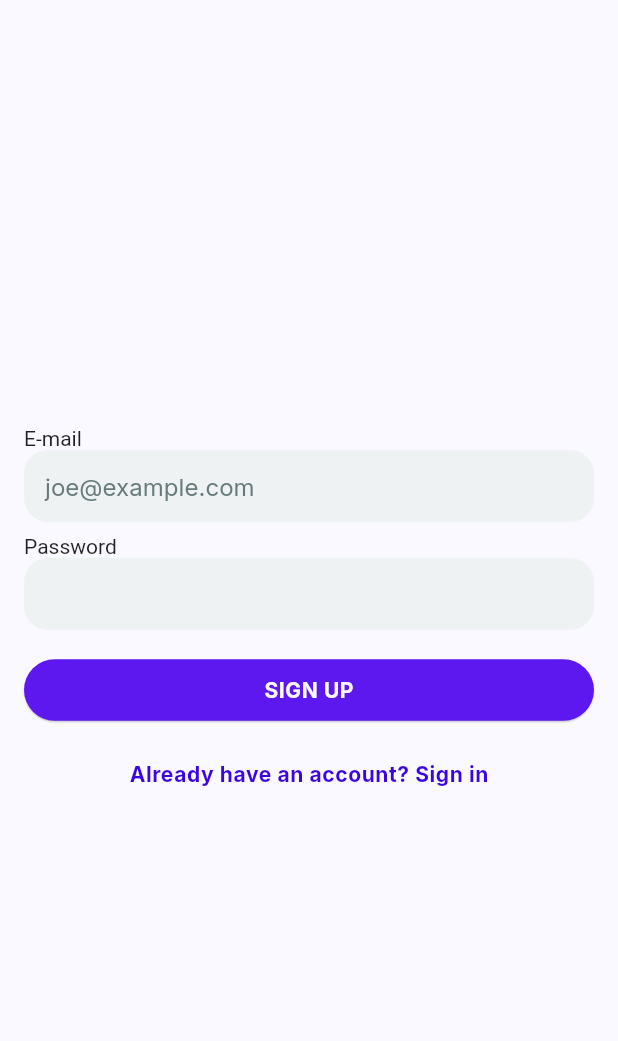
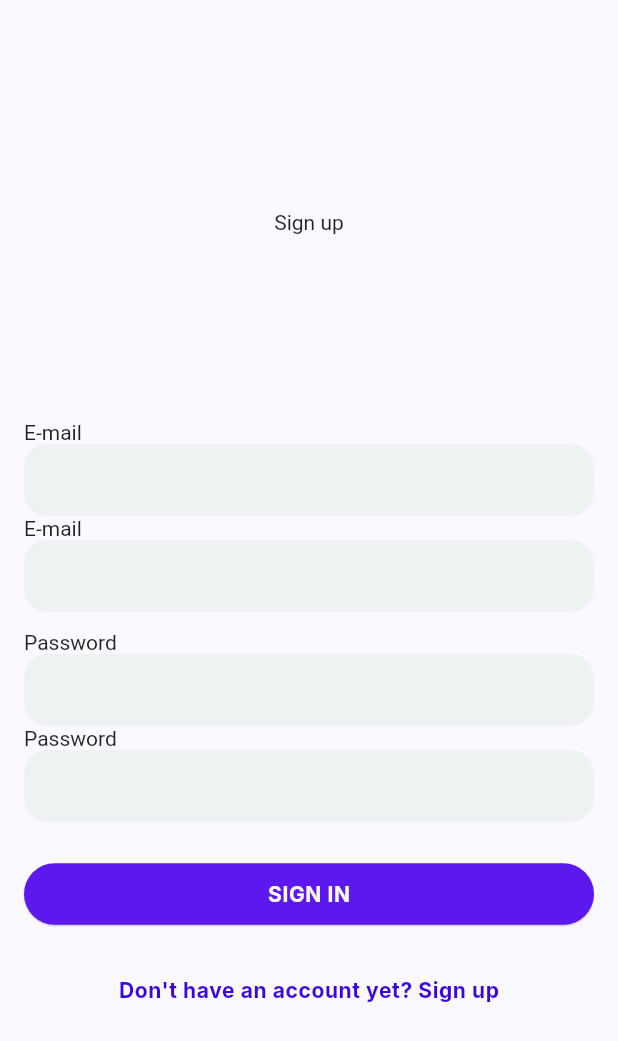
Before and after one commit to SofieTorch/flashcards_colab, a Flutter app: the _SignUpView screen opened directly, on a phone screen of 412 x 824 dp. Shown: the top 1041 px of the screen. Run offline on Flutter 3.47's test engine with Material 2 defaults, Android fonts, the phone set to English and light mode, and no system bars; our stand-ins replace appwrite, bloc, connectivity_plus, equatable, flutter_bloc, flutter_svg and 3 more; accounts and stored records are empty; generated files the repository leaves out were written again; network calls fail.

Commit message:
make sign up work!

```diff
--- a/lib/exceptions/sign_up_failure.dart
+++ b/lib/exceptions/sign_up_failure.dart
@@ -1,8 +1,26 @@
 class SignUpFailure implements Exception {
   const SignUpFailure() : _message = 'An unknown exception occurred.';
+
+  /// Create an authentication error message
+  /// from an http response code.
+  factory SignUpFailure.fromType(String type) {
+    switch (type) {
+      case 'user_already_exists':
+        return AccountAlreadyExistsFailure();
+      default:
+        return const SignUpFailure();
+    }
+  }
 
   final String _message;
 
   /// The associated error message.
   String get message => _message;
 }
+
+/// Thrown when the user trying to authenticate
+/// entered an incorrect password or email.
+class AccountAlreadyExistsFailure extends SignUpFailure {
+  @override
+  String get message => 'Account already exists.';
+}
--- a/lib/sign_in/pages/sign_in_page.dart
+++ b/lib/sign_in/pages/sign_in_page.dart
@@ -1,4 +1,3 @@
-import 'package:flashcards_colab/app/app.dart';
 import 'package:flashcards_colab/data/repositories/authentication_repository.dart';
 import 'package:flashcards_colab/sign_in/sign_in.dart';
 import 'package:flutter/material.dart';
--- a/lib/sign_up/models/name.dart
+++ b/lib/sign_up/models/name.dart
@@ -10,7 +10,7 @@ class Name extends FormzInput<String, NameValidationError> {
   NameValidationError? validator(String? value) {
     NameValidationError? error;
 
-    value?.isNotEmpty == true
+    value?.trim().isNotEmpty == true
         ? error = error
         : error = NameValidationError.empty;
 
--- a/lib/sign_up/pages/sign_up_page.dart
+++ b/lib/sign_up/pages/sign_up_page.dart
@@ -1,4 +1,7 @@
+import 'package:flashcards_colab/data/repositories/authentication_repository.dart';
+import 'package:flashcards_colab/sign_up/sign_up.dart';
 import 'package:flutter/material.dart';
+import 'package:flutter_bloc/flutter_bloc.dart';
 
 class SignUpPage extends StatelessWidget {
   const SignUpPage({Key? key}) : super(key: key);
@@ -15,44 +18,31 @@ class _SignUpView extends StatelessWidget {
   @override
   Widget build(BuildContext context) {
     return Scaffold(
-      body: Padding(
+      body: CustomScrollView(
+        slivers: [
+          SliverFillRemaining(
+            hasScrollBody: false,
+            child: Padding(
               padding: const EdgeInsets.all(16),
-        child: Center(
-          child: Form(
               child: Column(
-              crossAxisAlignment: CrossAxisAlignment.start,
-              mainAxisSize: MainAxisSize.min,
+                mainAxisAlignment: MainAxisAlignment.spaceEvenly,
                 children: [
-                const Text('E-mail'),
-                TextFormField(
-                  decoration: const InputDecoration(
-                    hintText: 'joe@example.com',
+                  const Text('Sign up'),
+                  BlocProvider<SignUpBloc>(
+                    create: (context) {
+                      return SignUpBloc(
+                        authenticationRepository:
+                            context.read<AuthenticationRepository>(),
+                      );
+                    },
+                    child: const SignUpForm(),
                   ),
+                ],
               ),
-                const SizedBox(height: 8),
-                const Text('Password'),
-                TextFormField(),
-                const SizedBox(height: 16),
-                SizedBox(
-                  width: double.infinity,
-                  child: ElevatedButton(
-                    onPressed: () {},
-                    child: const Text('SIGN UP'),
-                  ),
-                ),
-                const SizedBox(height: 8),
-                SizedBox(
-                  width: double.infinity,
-                  child: TextButton(
-                    onPressed: () => Navigator.pop(context),
-                    child: const Text('Already have an account? Sign in'),
             ),
           )
         ],
       ),
-          ),
-        ),
-      ),
     );
   }
 }
--- a/lib/sign_up/sign_up.dart
+++ b/lib/sign_up/sign_up.dart
@@ -1,3 +1,4 @@
 export './bloc/sign_up_bloc.dart';
 export './models/models.dart';
 export './pages/sign_up_page.dart';
+export './widgets/sign_up_form.dart';
--- a/lib/sign_up/widgets/sign_up_form.dart
+++ b/lib/sign_up/widgets/sign_up_form.dart
@@ -58,6 +58,7 @@ class SignUpForm extends StatelessWidget {
   }
 
   String _getErrorMessage(SignUpFailure? failure, AppLocalizations l10n) {
+    if (failure is AccountAlreadyExistsFailure) return 'User already exists';
     return l10n.authUnexpectedFailure;
   }
 }
@@ -146,7 +147,7 @@ class _ConfirmedPasswordInput extends StatelessWidget {
     final l10n = context.l10n;
     return BlocBuilder<SignUpBloc, SignUpState>(
       buildWhen: (previous, current) =>
-          previous.password != current.password ||
+          // previous.password != current.password ||
           previous.confirmedPassword != current.confirmedPassword,
       builder: (context, state) {
         return TextField(
```
Also changed, not shown: lib/data/repositories/authentication_repository.dart (+9 -2 lines), lib/sign_up/bloc/sign_up_bloc.dart (+7 -7 lines). Lines whose indentation alone changed are shown as unchanged.
